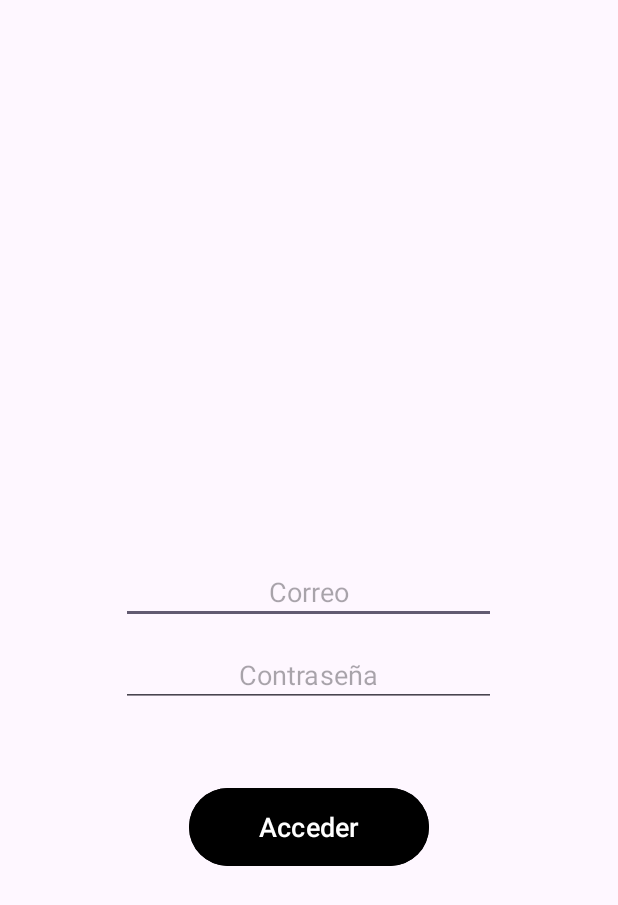
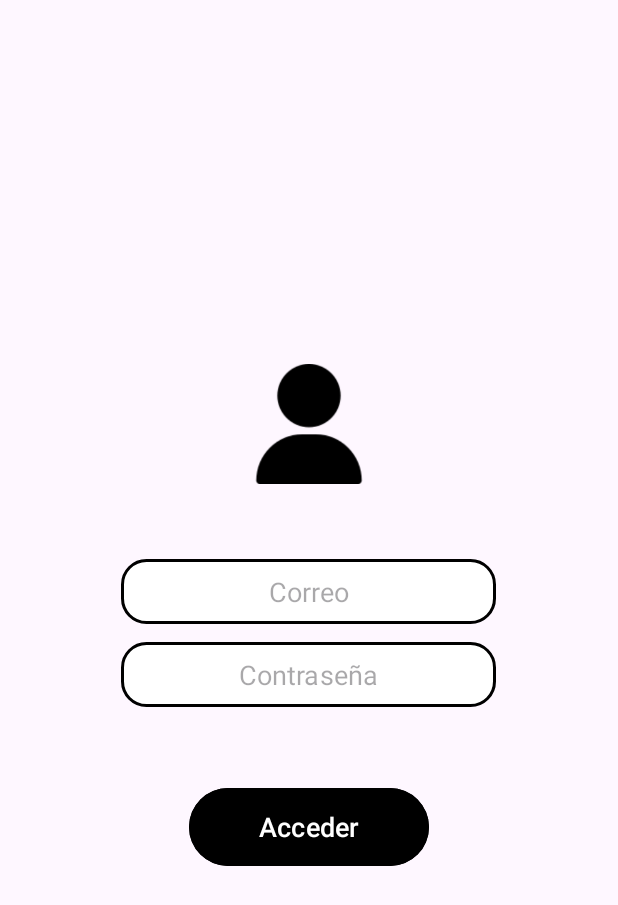
Before and after one commit to AlcahofaCreator/GeoApp, an Android app: the screen it shows after launch (Login), on a phone screen of 412 x 824 dp. Shown: the top 905 px of the screen. Run offline under Robolectric (Android 15) with nearby library versions, the phone set to English and light mode, and no system bars; our stand-ins replace Firebase (no records; nobody signed in at launch, a user with empty details on screens opened directly).

Commit message:
imagen_login

```diff
--- a/app/src/main/res/layout/activity_login.xml
+++ b/app/src/main/res/layout/activity_login.xml
@@ -20,6 +20,7 @@
         <ImageView
             android:layout_width="80dp"
             android:layout_height="80dp"
+            android:src="@drawable/user"
             android:layout_marginBottom="50dp">
 
         </ImageView>
@@ -31,6 +32,7 @@
             android:hint="Correo"
             android:padding="9dp"
             android:layout_marginBottom="12dp"
+            android:background="@drawable/rounded_edittext"
             android:textAlignment="center" />
 
         <EditText
@@ -40,6 +42,7 @@
             android:hint="Contraseña"
             android:padding="9dp"
             android:inputType="textPassword"
+            android:background="@drawable/rounded_edittext"
             android:layout_marginBottom="50dp"
             android:textAlignment="center" />
 
```
